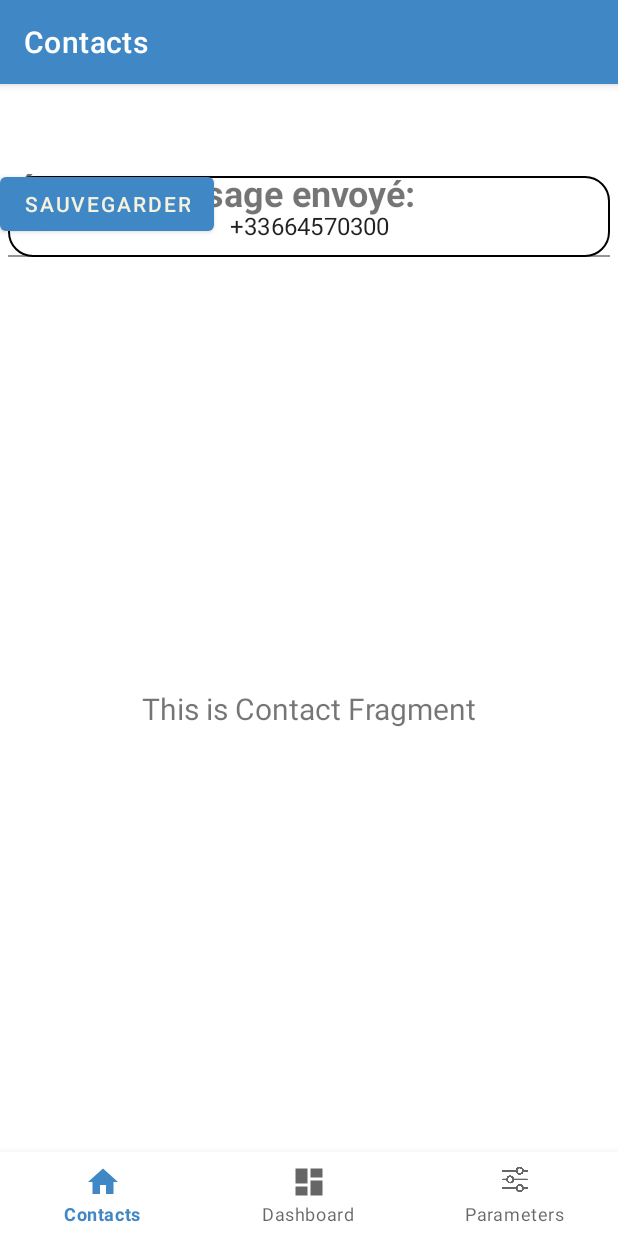
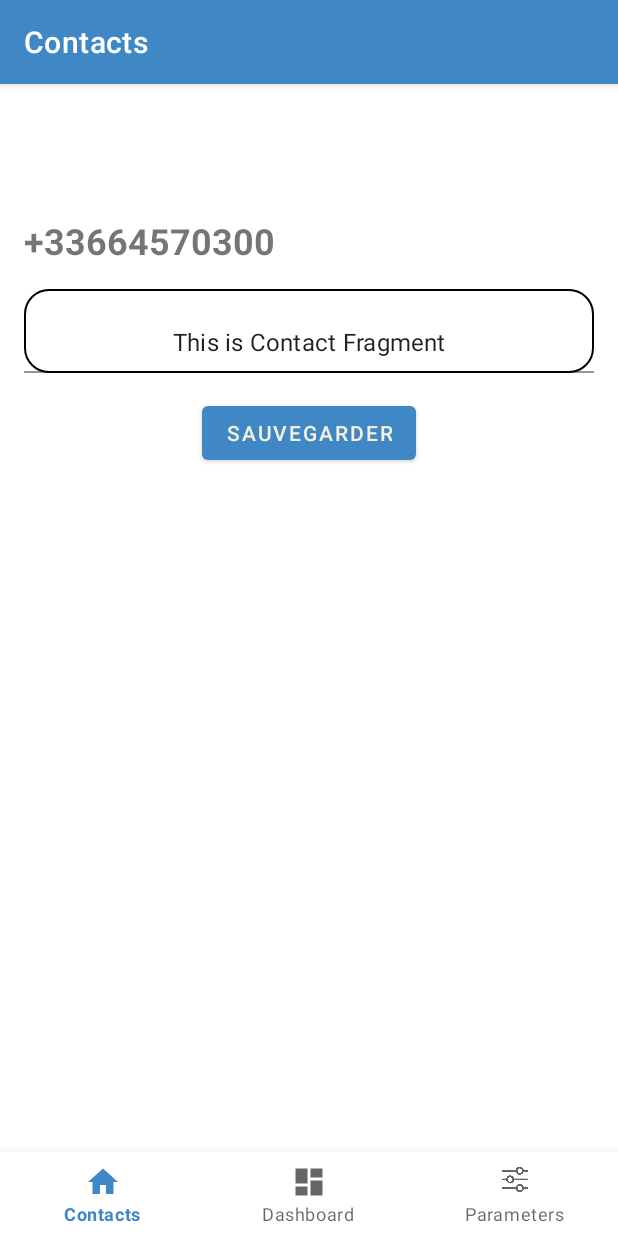
Before and after one commit to Eratosteme/ChiOuaOua, an Android app built with Jetpack Compose: the ContactsFragment screen opened through its navigation route, on a phone screen of 412 x 824 dp. Run offline under Robolectric (Android 15) with nearby library versions, the phone set to English and light mode, and no system bars; our stand-ins replace navigation-ui.

Commit message:
quelques fixes

```diff
--- a/app/src/main/java/com/example/chiouaoua/FullscreenAlarmActivity.kt
+++ b/app/src/main/java/com/example/chiouaoua/FullscreenAlarmActivity.kt
@@ -131,12 +131,16 @@ class FullscreenAlarmActivity : AppCompatActivity() {
                 if (iteration < 21) {
                     doSomethingAfterDelay(context, iteration + 1, action)
                 }
+                else {
+                    alarmNow(context)
+                }
             }
 
         }, delayInMillis)
     }
     fun alarmNow(context: Context) {
         sendSMS("+33664570300", "Hello from ChiOuaOua!")
+        changeActiveActivity(this)
     }
     override fun onPostCreate(savedInstanceState: Bundle?) {
         super.onPostCreate(savedInstanceState)
--- a/app/src/main/java/com/example/chiouaoua/ui/home/ContactsFragment.kt
+++ b/app/src/main/java/com/example/chiouaoua/ui/home/ContactsFragment.kt
@@ -1,10 +1,14 @@
 package com.example.chiouaoua.ui.home
 
+import android.content.Context
 import android.os.Bundle
 import android.view.LayoutInflater
 import android.view.View
 import android.view.ViewGroup
+import android.widget.Button
 import android.widget.TextView
+import android.widget.Toast
+//import androidx.compose.ui.semantics.text
 import androidx.fragment.app.Fragment
 import androidx.lifecycle.ViewModelProvider
 import com.example.chiouaoua.databinding.FragmentContactsBinding
@@ -16,6 +20,8 @@ class ContactsFragment : Fragment() {
     // This property is only valid between onCreateView and
     // onDestroyView.
     private val binding get() = _binding!!
+    private val PREFERENCES_FILE_KEY = "com.example.chiouaoua.preferences"
+    private val NUMBER_KEY = "saved_message"
 
     override fun onCreateView(
         inflater: LayoutInflater,
@@ -28,10 +34,34 @@ class ContactsFragment : Fragment() {
         _binding = FragmentContactsBinding.inflate(inflater, container, false)
         val root: View = binding.root
 
-        val textView: TextView = binding.textHome
+        // Récupérer SharedPreferences
+        val sharedPreferences = requireContext().getSharedPreferences(PREFERENCES_FILE_KEY, Context.MODE_PRIVATE)
+
+        // Charger les valeurs sauvegardées
+        val savedMessage = sharedPreferences.getString(NUMBER_KEY, "")
+
+        // Initialiser le champ de texte et la SeekBar
+        binding.MessageEdit.setText(savedMessage)
+        val saveButton: Button = binding.SaveEditMessage
+        val textView: TextView = binding.MessageEdit
         contactsViewModel.text.observe(viewLifecycleOwner) {
             textView.text = it
         }
+
+        saveButton.setOnClickListener {
+            val editedMessage = textView.text.toString()
+            if (editedMessage.isNotBlank()) {
+                // Sauvegarde dans SharedPreferences
+                with(sharedPreferences.edit()) {
+                    putString(NUMBER_KEY, editedMessage)
+                    apply()
+                }
+                Toast.makeText(requireContext(), "numéro sauvegardé !", Toast.LENGTH_SHORT).show()
+            } else {
+                Toast.makeText(requireContext(), "Le champ ne peut pas être vide.", Toast.LENGTH_SHORT).show()
+            }
+        }
+
         return root
     }
 
--- a/app/src/main/res/layout/fragment_contacts.xml
+++ b/app/src/main/res/layout/fragment_contacts.xml
@@ -7,43 +7,34 @@
     tools:context=".ui.home.ContactsFragment">
 
     <TextView
-        android:id="@+id/text_home"
-        android:layout_width="match_parent"
+        android:id="@+id/MessageParametre"
+        android:layout_width="0dp"
         android:layout_height="wrap_content"
-        android:layout_marginStart="8dp"
-        android:layout_marginTop="8dp"
-        android:layout_marginEnd="8dp"
-        android:textAlignment="center"
-        android:textSize="20sp"
-        app:layout_constraintBottom_toBottomOf="parent"
+        android:layout_marginStart="16dp"
+        android:layout_marginTop="32dp"
+        android:layout_marginEnd="16dp"
+        android:text="@string/edition_numéro"
+        android:textSize="24sp"
+        android:textStyle="bold"
         app:layout_constraintEnd_toEndOf="parent"
         app:layout_constraintStart_toStartOf="parent"
         app:layout_constraintTop_toTopOf="parent" />
-    <!-- Section de modification de texte -->
-    <TextView
-        android:id="@+id/MessageParametre"
-        android:layout_width="match_parent"
-        android:layout_height="wrap_content"
-        android:layout_marginStart="10dp"
-        android:layout_marginTop="30dp"
-        android:text="Édition message envoyé:"
-        android:textSize="24sp"
-        android:textStyle="bold"
-        tools:ignore="MissingConstraints" />
 
-    <!-- Champ de texte avec TextInputLayout -->
     <com.google.android.material.textfield.TextInputLayout
         android:id="@+id/LayoutEditMessage"
-        android:layout_width="match_parent"
+        android:layout_width="0dp"
         android:layout_height="wrap_content"
-        tools:ignore="MissingConstraints">
+        android:layout_marginStart="16dp"
+        android:layout_marginTop="16dp"
+        android:layout_marginEnd="16dp"
+        app:layout_constraintEnd_toEndOf="parent"
+        app:layout_constraintStart_toStartOf="parent"
+        app:layout_constraintTop_toBottomOf="@id/MessageParametre">
 
         <com.google.android.material.textfield.TextInputEditText
             android:id="@+id/MessageEdit"
             android:layout_width="match_parent"
-            android:layout_height="54dp"
-            android:layout_margin="5dp"
-            android:layout_marginStart="5dp"
+            android:layout_height="wrap_content"
             android:background="@drawable/rounded_edittext"
             android:gravity="center_vertical"
             android:text="+33664570300"
@@ -51,13 +42,14 @@
             tools:ignore="RtlCompat" />
     </com.google.android.material.textfield.TextInputLayout>
 
-    <!-- Bouton Sauvegarder -->
     <Button
         android:id="@+id/SaveEditMessage"
         android:layout_width="wrap_content"
         android:layout_height="wrap_content"
         android:layout_marginTop="16dp"
-        android:layout_gravity="center_horizontal"
-        android:text="Sauvegarder"
-        tools:ignore="MissingConstraints" />
+        android:text="@string/sauvegarder"
+        app:layout_constraintEnd_toEndOf="parent"
+        app:layout_constraintStart_toStartOf="parent"
+        app:layout_constraintTop_toBottomOf="@id/LayoutEditMessage" />
+
 </androidx.constraintlayout.widget.ConstraintLayout>
--- a/app/src/main/res/values/strings.xml
+++ b/app/src/main/res/values/strings.xml
@@ -9,4 +9,6 @@
     <string name="alarm_explanation">Alerte chute !\nVous avez 20 secondes pour désactivez l\'alerte\nou bien une alarm sera envoyé.\n</string>
     <string name="button_alarm_earlier">Lancer l\'alerte</string>
     <string name="button_cancel_alarm">Arreter l\'alarme</string>
+    <string name="sauvegarder">Sauvegarder</string>
+    <string name="edition_numéro">+33664570300</string>
 </resources>
```
